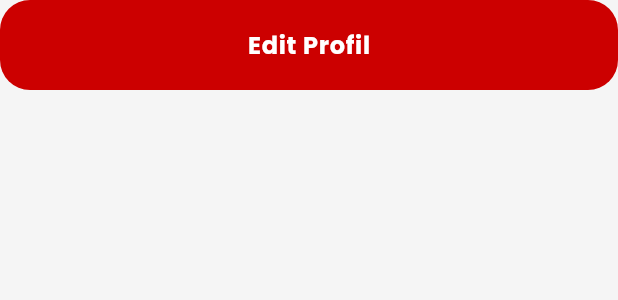
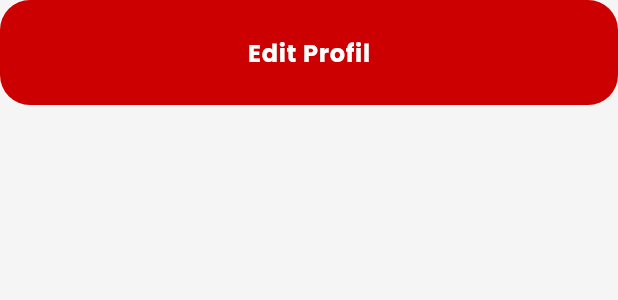
Before and after one commit to bayurkp/pesse, a Flutter app: the PesseTextButton widget shown alone on an empty page, opened directly, on a phone screen of 412 x 824 dp. Shown: the top 300 px of the screen. Run offline on Flutter 3.47's test engine with Material 3 defaults, Android fonts, the phone set to English and light mode, and no system bars; our stand-ins replace dio, flutter_dotenv, flutter_svg, get_storage, go_router; accounts and stored records are empty.

Commit message:
fix: button padding

```diff
--- a/lib/widgets/text_button.dart
+++ b/lib/widgets/text_button.dart
@@ -31,7 +31,7 @@ class _PesseTextButtonState extends State<PesseTextButton> {
         ),
         onPressed: widget.onPressed,
         child: Padding(
-          padding: const EdgeInsets.all(10.0),
+          padding: const EdgeInsets.all(15.0),
           child: Text(
             widget.label,
             style: context.body.copyWith(
```
